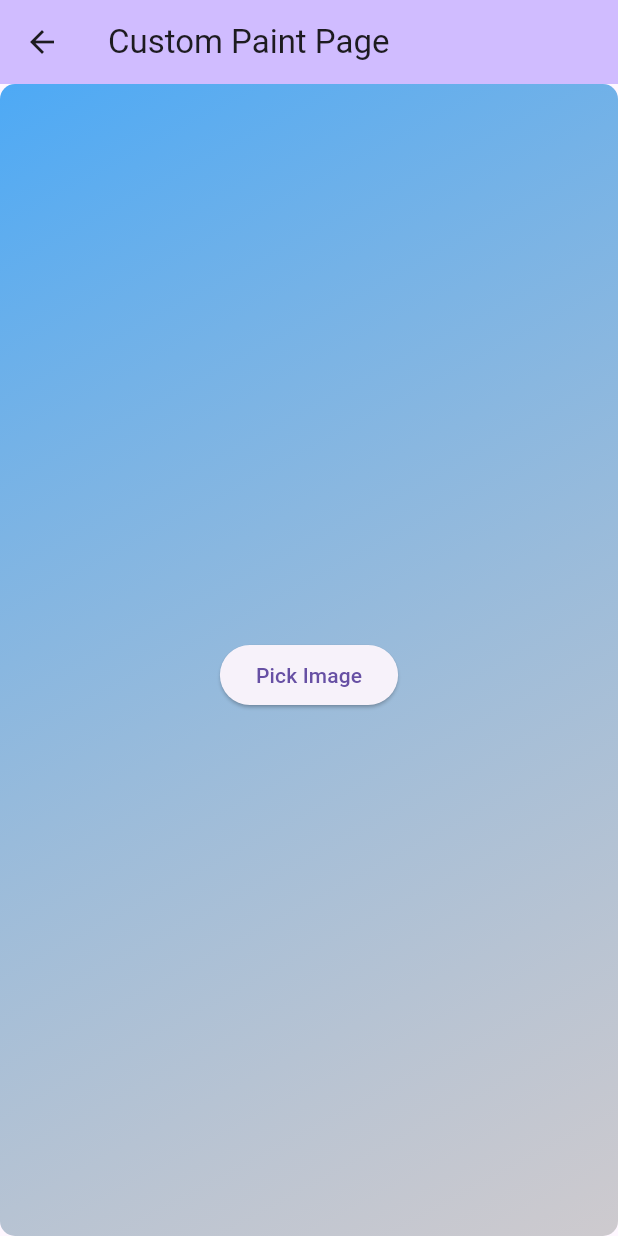
After one commit to jh4843/denv_flutter_trainning, a Flutter app: the PaintPageApp screen opened by its route, after a tap on "Pick Image", on a phone screen of 412 x 824 dp. The commit adds this screen. Run offline on Flutter 3.47's test engine with Material 2 defaults, Android fonts, the phone set to English and light mode, and no system bars; our stand-ins replace cloud_firestore, dartz, equatable, firebase_auth, firebase_core, firebase_storage and 6 more; missing offline and left inert: universal_html; accounts and stored records are empty; generated files the repository leaves out were written again.

Commit message:
update painter
update painter

```diff
--- /dev/null
+++ b/lib/presentation/pages/drawing/paint_page_app.dart
@@ -0,0 +1,140 @@
+import 'dart:async';
+
+import 'package:flutter/material.dart';
+import 'package:hooks_riverpod/hooks_riverpod.dart';
+import 'package:denv_flutter_training/presentation/widgets/denv_image_patinter.dart';
+
+import 'dart:ui' as ui;
+
+// IO Pakcages
+import 'dart:io';
+import 'package:image_picker/image_picker.dart';
+import 'package:path_provider/path_provider.dart';
+
+import 'package:flutter/foundation.dart' show kIsWeb;
+
+class PaintPageApp extends StatefulHookConsumerWidget {
+  const PaintPageApp({super.key, required this.title});
+
+  final String title;
+
+  @override
+  ConsumerState<PaintPageApp> createState() => _PaintPageAppState();
+}
+
+class _PaintPageAppState extends ConsumerState<PaintPageApp> {
+  File? _imageFile;
+
+  // Function to pick an image from local storage
+  Future<File?> _pickImageApp() async {
+    final imagePicker = ImagePicker();
+    final pickedFile = await imagePicker.pickImage(source: ImageSource.gallery);
+
+    if (pickedFile != null) {
+      return File(pickedFile.path);
+    }
+
+    return null;
+
+    // final imagePicker = ImagePicker();
+    // // pick image from gallery
+    // final pickedFile = await imagePicker.pickImage(source: ImageSource.gallery);
+
+    // if (pickedFile != null) {
+    //   setState(() {
+    //     _imageFile = File(pickedFile.path);
+    //     print("file path: ${pickedFile.path} ${_imageFile!.path}");
+    //   });
+    // }
+  }
+
+  //Function to load image with File type to ui.Image type
+  Future<ui.Image?> _fileToImage(File file) async {
+    print("path: ${file.path}");
+
+    try {
+      if (!kIsWeb) {
+        final appDir = await getApplicationDocumentsDirectory();
+        final filePath = "${appDir.path}/${file.path.split('/').last}";
+
+        print("filePath: $filePath");
+      }
+
+      final bytes = await file.readAsBytes();
+      final codec = await ui.instantiateImageCodec(bytes);
+      final frameInfo = await codec.getNextFrame();
+
+      return frameInfo.image;
+    } catch (e) {
+      print("Error: $e");
+    }
+
+    return null;
+  }
+
+  @override
+  Widget build(BuildContext context) {
+    // get flatform type
+
+    return Scaffold(
+      appBar: AppBar(
+        backgroundColor: Theme.of(context).colorScheme.inversePrimary,
+        title: Text(widget.title),
+      ),
+      //drawer: const MainDrawer(),
+      body: Container(
+        width: double.infinity,
+        height: double.infinity,
+        decoration: BoxDecoration(
+          gradient: LinearGradient(
+            colors: [
+              Colors.blue.withOpacity(0.8),
+              Colors.grey.withOpacity(0.5),
+            ],
+            begin: Alignment.topLeft,
+            end: Alignment.bottomRight,
+          ),
+          borderRadius: BorderRadius.circular(10),
+        ),
+        child: Center(
+          child: Column(
+            mainAxisAlignment: MainAxisAlignment.center,
+            children: [
+              if (_imageFile != null)
+                FutureBuilder<ui.Image?>(
+                  future: _fileToImage(_imageFile!),
+                  builder: (context, snapshot) {
+                    if (snapshot.connectionState == ConnectionState.waiting) {
+                      return const CircularProgressIndicator();
+                    } else if (snapshot.hasData && snapshot.data != null) {
+                      return CustomPaint(
+                        painter: DenvImagePainter(snapshot.data as ui.Image),
+                        child: Image.file(
+                          _imageFile!,
+                          height: 200,
+                        ),
+                      );
+                    } else {
+                      // Placeholder widget when image data is not available
+                      return const Icon(Icons.image, size: 100);
+                    }
+                  },
+                ),
+              const SizedBox(height: 20),
+              ElevatedButton(
+                onPressed: () async {
+                  File? pickedFile = await _pickImageApp();
+                  // Save the picked file to a class variable (_imageFile in this case)
+                  _imageFile = pickedFile;
+                  // Refresh the UI when a new image is picked
+                  setState(() {});
+                },
+                child: const Text('Pick Image'),
+              ),
+            ],
+          ),
+        ),
+      ),
+    );
+  }
+}
--- a/lib/presentation/pages/layout_pages/container_page.dart
+++ b/lib/presentation/pages/layout_pages/container_page.dart
@@ -103,7 +103,6 @@ class _ContainerPageState extends ConsumerState<ContainerPage> {
                         () {
                           y = y - details.delta.dx / 100;
                           x = x + details.delta.dy / 100;
-                          print("$x, $y");
                         },
                       );
                     },
--- /dev/null
+++ b/lib/presentation/widgets/denv_image_patinter.dart
@@ -0,0 +1,36 @@
+import 'package:flutter/material.dart';
+import 'dart:ui' as ui;
+//import 'dart:typed_data';
+
+// widget that receives ui.Image as a parameter and display image
+// in this widget, we can draw line, rectangle, circle, text, etc. on image.
+// we can also draw svg image on image.
+class DenvImagePainter extends CustomPainter {
+  final ui.Image image;
+
+  DenvImagePainter(this.image);
+
+  @override
+  void paint(Canvas canvas, Size size) {
+    // Draw the loaded image
+    canvas.drawImage(image, Offset.zero, Paint());
+
+    // Your drawing operations on the canvas go here
+
+    // Example: Draw a red circle in the center of the image
+    final paint = Paint()
+      ..color = Colors.red
+      ..style = PaintingStyle.fill;
+
+    final centerX = size.width / 2;
+    final centerY = size.height / 2;
+    const radius = 50.0;
+
+    canvas.drawCircle(Offset(centerX, centerY), radius, paint);
+  }
+
+  @override
+  bool shouldRepaint(CustomPainter oldDelegate) {
+    return false;
+  }
+}
--- a/lib/router.dart
+++ b/lib/router.dart
@@ -1,4 +1,3 @@
-import 'package:denv_flutter_training/presentation/pages/drawing/paint_page.dart';
 import 'package:flutter/material.dart';
 
 import 'package:go_router/go_router.dart';
@@ -11,13 +10,19 @@ import 'presentation/pages/layout_pages/container_page.dart';
 import 'presentation/pages/layout_pages/gridview_page.dart';
 import 'presentation/pages/layout_pages/listview_page.dart';
 
+// Paint
+import 'package:denv_flutter_training/presentation/pages/drawing/paint_page_app.dart';
+import 'package:denv_flutter_training/presentation/pages/drawing/paint_page_web.dart';
+
+import 'package:flutter/foundation.dart' show kIsWeb;
+
 final _rootNavigatorKey = GlobalKey<NavigatorState>();
-final _authShellNavigatorKey =
-    GlobalKey<NavigatorState>(debugLabel: 'authShell');
-final _layoutShellNavigatorKey =
-    GlobalKey<NavigatorState>(debugLabel: 'layoutShell');
-final _drawingShellNavigatorKey =
-    GlobalKey<NavigatorState>(debugLabel: 'drawingShell');
+// final _authShellNavigatorKey =
+//     GlobalKey<NavigatorState>(debugLabel: 'authShell');
+// final _layoutShellNavigatorKey =
+//     GlobalKey<NavigatorState>(debugLabel: 'layoutShell');
+// final _drawingShellNavigatorKey =
+//     GlobalKey<NavigatorState>(debugLabel: 'drawingShell');
 
 // GoRouter configuration
 final router = GoRouter(
@@ -67,8 +72,9 @@ final router = GoRouter(
           GoRoute(
             name: "paint",
             path: "paint",
-            builder: (context, state) =>
-                const PaintPage(title: 'Custom Paint Page'),
+            builder: (context, state) => kIsWeb
+                ? const PaintPageWeb(title: 'Custom Paint Web Page')
+                : const PaintPageApp(title: 'Custom Paint Page'),
           )
         ]),
   ],
--- a/pubspec.yaml
+++ b/pubspec.yaml
@@ -39,6 +39,7 @@ dependencies:
   hooks_riverpod: ^2.3.6
   riverpod_annotation: ^2.1.1
   path_provider: ^2.0.15
+  image_picker: ^1.0.1
   firebase_auth: ^4.6.3
   firebase_storage: ^11.2.4
   cloud_firestore: ^4.8.2
@@ -46,6 +47,7 @@ dependencies:
   equatable: ^2.0.0
   dartz: ^0.10.1
   gap: ^3.0.1
+  universal_html: ^2.2.3
 
 dev_dependencies:
   flutter_test:
```
Also changed, not shown: lib/presentation/pages/drawing/paint_page.dart (deleted, +0 -63 lines), lib/presentation/pages/drawing/paint_page_web.dart (added, +173 -0 lines), lib/presentation/widgets/denv_image_picker.dart (added, +54 -0 lines), lib/presentation/widgets/denv_patinter.dart (deleted, +0 -22 lines).
